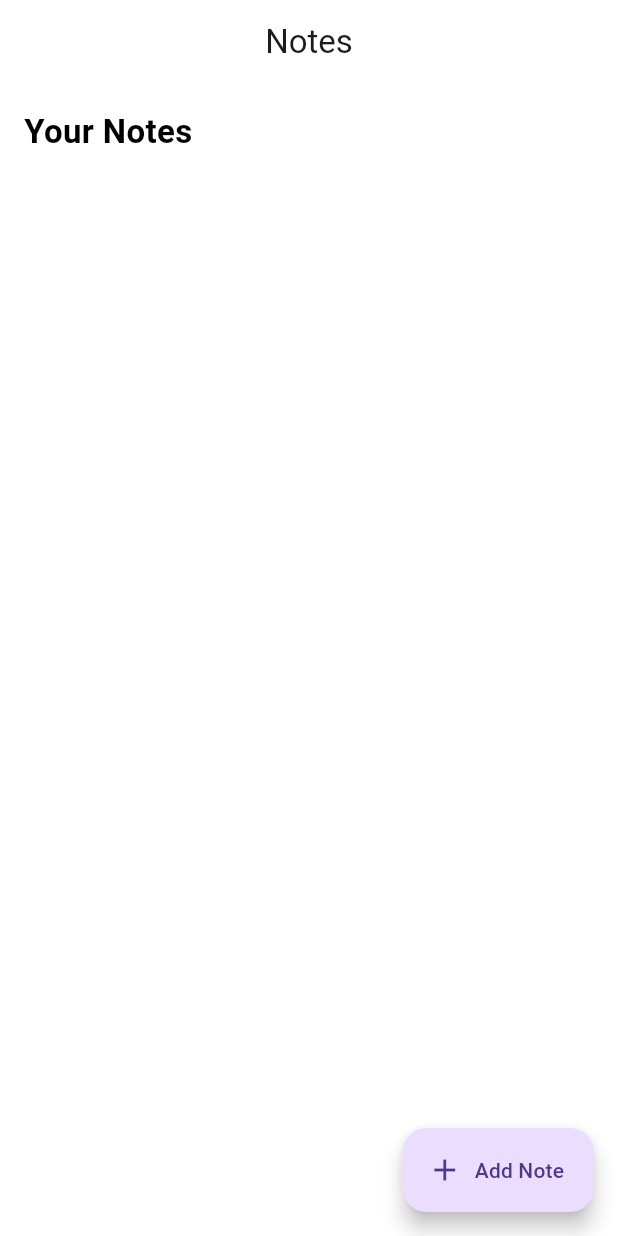
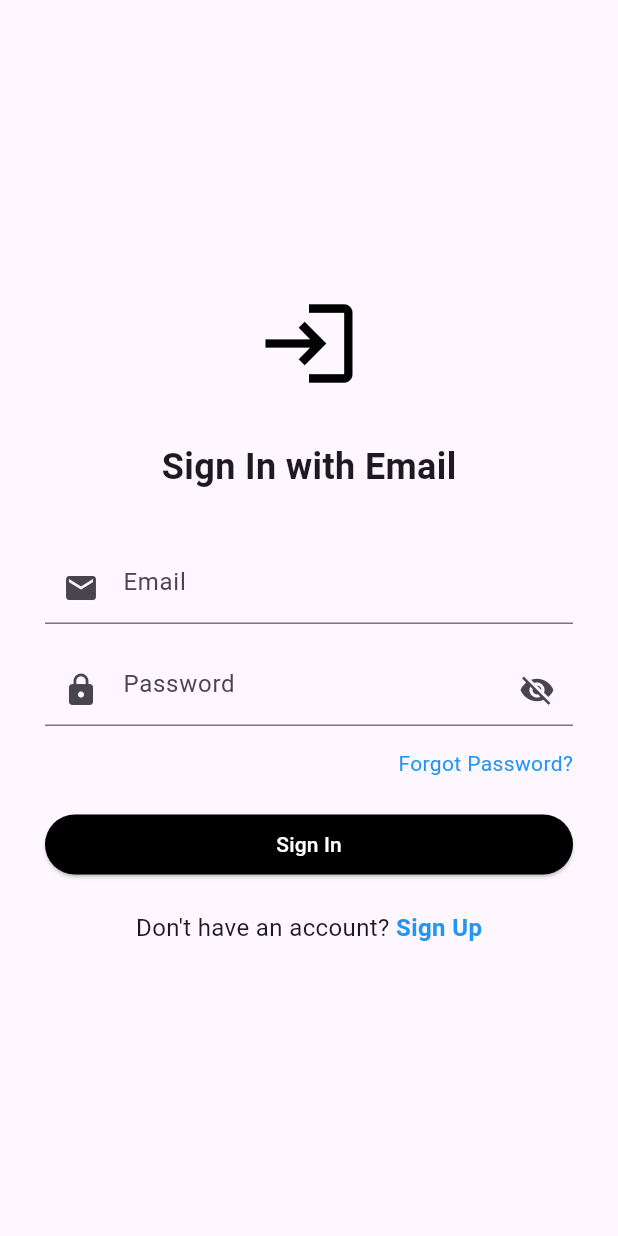
Before and after one commit to kaleb-demisse/markdown_editor, a Flutter app: the screen it shows after launch, on a phone screen of 412 x 824 dp. Run offline on Flutter 3.47's test engine with Material 3 defaults, Android fonts, the phone set to English and light mode, and no system bars; our stand-ins replace cloud_firestore, firebase_auth, firebase_core, google_fonts; accounts and stored records are empty.

Commit message:
Log in necessary

```diff
--- a/lib/main.dart
+++ b/lib/main.dart
@@ -2,21 +2,28 @@ import 'package:firebase_auth/firebase_auth.dart';
 import 'package:firebase_core/firebase_core.dart';
 import 'package:flutter/material.dart';
 import 'package:notes/screens/home_screen.dart';
+import 'package:notes/screens/log_in.dart';
 
 Future<void> main() async {
   WidgetsFlutterBinding.ensureInitialized();
   await Firebase.initializeApp();
-  await FirebaseAuth.instance.signInAnonymously();
-  runApp(const MyApp());
+
+  // Get the current user
+  User? currentUser = FirebaseAuth.instance.currentUser;
+
+  runApp(MyApp(
+      initialScreen: currentUser == null ? const Login() : const HomeScreen()));
 }
 
 class MyApp extends StatelessWidget {
-  const MyApp({super.key});
+  final Widget initialScreen;
+
+  const MyApp({super.key, required this.initialScreen});
 
   @override
   Widget build(BuildContext context) {
-    return const MaterialApp(
-      home: HomeScreen(),
+    return MaterialApp(
+      home: initialScreen,
     );
   }
 }
--- a/lib/screens/home_screen.dart
+++ b/lib/screens/home_screen.dart
@@ -4,6 +4,7 @@ import 'package:flutter/material.dart';
 import 'package:google_fonts/google_fonts.dart';
 import 'package:notes/screens/note_editor.dart';
 import 'package:notes/screens/note_reader.dart';
+import 'package:notes/screens/profile.dart';
 import 'package:notes/style/app_style.dart';
 import 'package:notes/widgets/note_card.dart';
 
@@ -23,9 +24,24 @@ class _HomeScreenState extends State<HomeScreen> {
       backgroundColor: AppStyle.mainColor,
       appBar: AppBar(
         elevation: 0.0,
-        title: Text("Notes"),
+        title: const Text("Notes"),
         centerTitle: true,
         backgroundColor: AppStyle.mainColor,
+        actions: [
+          IconButton(
+            icon: const Icon(Icons.person),
+            tooltip: 'Profile',
+            onPressed: () {
+              // Navigate directly to the Profile screen
+              Navigator.push(
+                context,
+                MaterialPageRoute(
+                  builder: (context) => const Profile(),
+                ),
+              );
+            },
+          ),
+        ],
       ),
       body: Padding(
         padding: const EdgeInsets.all(16.0),
@@ -48,11 +64,12 @@ class _HomeScreenState extends State<HomeScreen> {
                     .snapshots(),
                 builder: (context, AsyncSnapshot<QuerySnapshot> snapshot) {
                   if (snapshot.connectionState == ConnectionState.waiting) {
-                    return Center(child: CircularProgressIndicator());
+                    return const Center(child: CircularProgressIndicator());
                   }
-                  if (snapshot.hasData) {
+                  if (snapshot.hasData && snapshot.data!.docs.isNotEmpty) {
                     return GridView(
-                      gridDelegate: SliverGridDelegateWithFixedCrossAxisCount(
+                      gridDelegate:
+                          const SliverGridDelegateWithFixedCrossAxisCount(
                               crossAxisCount: 2),
                       children: snapshot.data!.docs
                           .map((note) => noteCard(() {
@@ -60,7 +77,8 @@ class _HomeScreenState extends State<HomeScreen> {
                                   context,
                                   MaterialPageRoute(
                                     builder: (context) => NoteReader(note),
-                                    ));
+                                  ),
+                                );
                               }, note))
                           .toList(),
                     );
@@ -85,10 +103,11 @@ class _HomeScreenState extends State<HomeScreen> {
             context,
             MaterialPageRoute(
               builder: (context) => NoteEditor(),
-              ));
+            ),
+          );
         },
-        label: Text("Add Note"),
-        icon: Icon(Icons.add),
+        label: const Text("Add Note"),
+        icon: const Icon(Icons.add),
       ),
     );
   }
--- /dev/null
+++ b/lib/screens/log_in.dart
@@ -0,0 +1,178 @@
+import 'package:firebase_auth/firebase_auth.dart';
+import 'package:flutter/material.dart';
+import 'package:notes/screens/home_screen.dart';
+import 'package:notes/screens/sign_up.dart';
+
+class Login extends StatefulWidget {
+  const Login({super.key});
+
+  @override
+  State<Login> createState() => _LoginState();
+}
+
+class _LoginState extends State<Login> {
+  final TextEditingController _emailController = TextEditingController();
+  final TextEditingController _passwordController = TextEditingController();
+  bool _isPasswordVisible = false;
+  bool _isLoading = false;
+  String? _errorMessage;
+
+  final FirebaseAuth _auth = FirebaseAuth.instance;
+
+  Future<void> _signIn() async {
+    setState(() {
+      _isLoading = true;
+      _errorMessage = null;
+    });
+
+    try {
+      final UserCredential userCredential =
+          await _auth.signInWithEmailAndPassword(
+        email: _emailController.text.trim(),
+        password: _passwordController.text.trim(),
+      );
+
+      // Navigate to the home screen on successful login
+      Navigator.pushReplacement(
+        context,
+        MaterialPageRoute(builder: (context) => const HomeScreen()),
+      );
+    } on FirebaseAuthException catch (e) {
+      setState(() {
+        if (e.code == 'user-not-found') {
+          _errorMessage = 'No user found for this email.';
+        } else if (e.code == 'wrong-password') {
+          _errorMessage = 'Incorrect password.';
+        } else {
+          _errorMessage = 'An error occurred: ${e.message}';
+        }
+      });
+    } catch (e) {
+      setState(() {
+        _errorMessage = 'An unexpected error occurred. Please try again later.';
+      });
+    } finally {
+      setState(() {
+        _isLoading = false;
+      });
+    }
+  }
+
+  @override
+  Widget build(BuildContext context) {
+    return Scaffold(
+      body: Center(
+        child: SingleChildScrollView(
+          padding: const EdgeInsets.symmetric(horizontal: 30.0),
+          child: Column(
+            mainAxisAlignment: MainAxisAlignment.center,
+            children: [
+              const Icon(Icons.login, size: 70, color: Colors.black),
+              const SizedBox(height: 30.0),
+              const Text(
+                "Sign In with Email",
+                style: TextStyle(fontSize: 24.0, fontWeight: FontWeight.bold),
+              ),
+              const SizedBox(height: 40.0),
+              TextField(
+                controller: _emailController,
+                keyboardType: TextInputType.emailAddress,
+                decoration: InputDecoration(
+                  prefixIcon: const Icon(Icons.email),
+                  hintText: 'Email',
+                ),
+              ),
+              const SizedBox(height: 20.0),
+              TextField(
+                controller: _passwordController,
+                obscureText: !_isPasswordVisible,
+                decoration: InputDecoration(
+                  hintText: 'Password',
+                  prefixIcon: const Icon(Icons.lock),
+                  suffixIcon: IconButton(
+                    icon: Icon(
+                      _isPasswordVisible
+                          ? Icons.visibility
+                          : Icons.visibility_off,
+                    ),
+                    onPressed: () {
+                      setState(() {
+                        _isPasswordVisible = !_isPasswordVisible;
+                      });
+                    },
+                  ),
+                ),
+              ),
+              if (_errorMessage != null)
+                Padding(
+                  padding: const EdgeInsets.only(top: 10.0),
+                  child: Text(
+                    _errorMessage!,
+                    style: const TextStyle(color: Colors.red),
+                  ),
+                ),
+              const SizedBox(height: 15.0),
+              Align(
+                alignment: Alignment.centerRight,
+                child: GestureDetector(
+                  onTap: () {
+                    // Implement "Forgot Password" functionality if needed
+                  },
+                  child: const Text(
+                    "Forgot Password?",
+                    style: TextStyle(color: Colors.blue),
+                  ),
+                ),
+              ),
+              const SizedBox(height: 20.0),
+              SizedBox(
+                width: double.infinity,
+                child: ElevatedButton(
+                  onPressed: _isLoading ? null : _signIn,
+                  style: ElevatedButton.styleFrom(
+                    backgroundColor: Colors.black,
+                    foregroundColor: Colors.white,
+                  ),
+                  child: _isLoading
+                      ? const SizedBox(
+                          width: 24,
+                          height: 24,
+                          child: CircularProgressIndicator(
+                            color: Colors.white,
+                            strokeWidth: 2.0,
+                          ),
+                        )
+                      : const Text("Sign In"),
+                ),
+              ),
+              const SizedBox(height: 20.0),
+              Row(
+                mainAxisAlignment: MainAxisAlignment.center,
+                children: [
+                  const Text("Don't have an account?",
+                      style: TextStyle(fontSize: 16.0)),
+                  InkWell(
+                    onTap: () {
+                      Navigator.push(
+                        context,
+                        MaterialPageRoute(builder: (context) => const SignUp()),
+                      );
+                    },
+                    child: const Text(
+                      " Sign Up",
+                      style: TextStyle(
+                        fontSize: 16.0,
+                        color: Colors.blue,
+                        fontWeight: FontWeight.bold,
+                      ),
+                    ),
+                  ),
+                ],
+              ),
+            ],
+          ),
+        ),
+      ),
+    );
+  }
+}
```
Also changed, not shown: lib/screens/profile.dart (added, +136 -0 lines), lib/screens/sign_up.dart (added, +185 -0 lines), 1 other file. Lines whose indentation alone changed are shown as unchanged.
